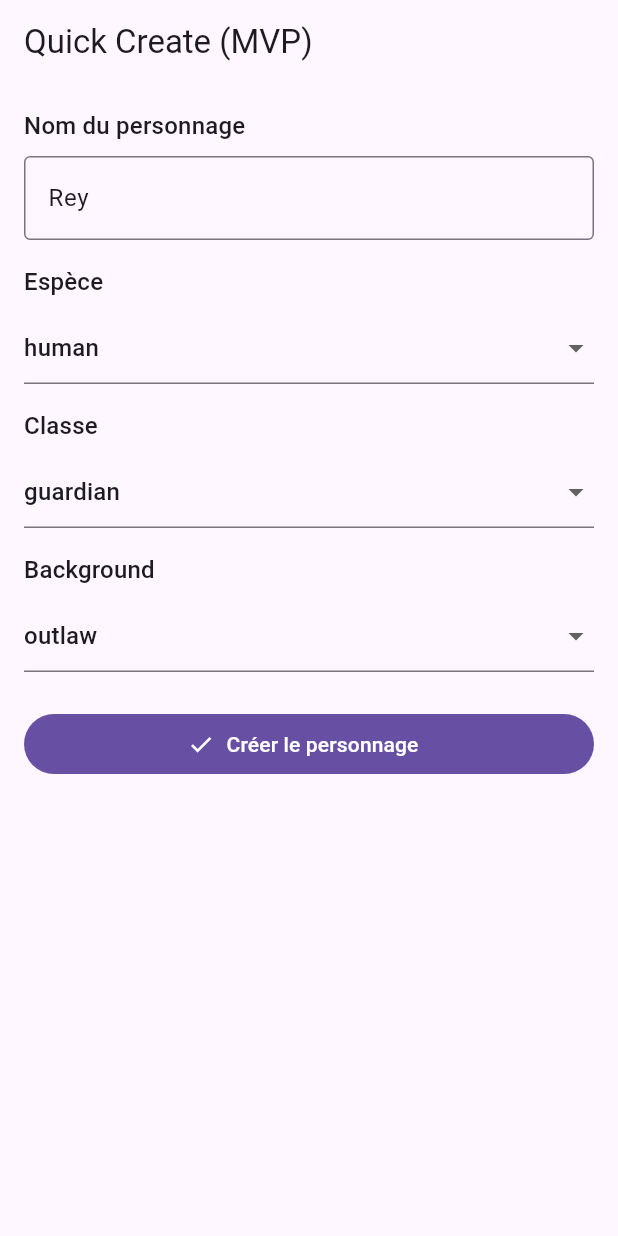
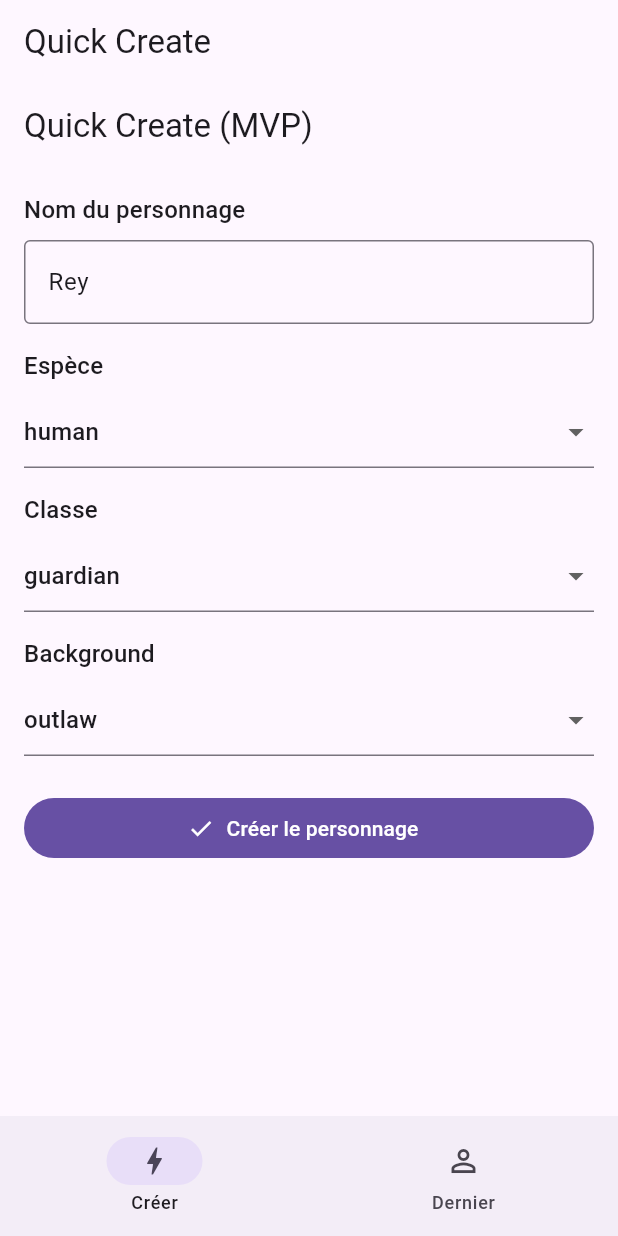
Before and after one commit to Kickleo/sw5e, a Flutter app: the screen it shows after launch, on a phone screen of 412 x 824 dp. Run offline on Flutter 3.47's test engine with Material 3 defaults, Android fonts, the phone set to English and light mode, and no system bars; our stand-ins replace equatable, get_it.

```diff
--- /dev/null
+++ b/lib/app/home_nav.dart
@@ -0,0 +1,48 @@
+import 'package:flutter/material.dart';
+import 'package:sw5e_manager/features/character_creation/presentation/pages/last_character_page.dart';
+import 'package:sw5e_manager/features/character_creation/presentation/pages/quick_create_page.dart';
+
+class HomeNav extends StatefulWidget {
+  const HomeNav({super.key});
+
+  @override
+  State<HomeNav> createState() => _HomeNavState();
+}
+
+class _HomeNavState extends State<HomeNav> {
+  int _index = 0;
+
+  static const _pages = <Widget>[
+    QuickCreatePage(),
+    LastCharacterPage(),
+  ];
+
+  static const _titles = <String>[
+    'Quick Create',
+    'Dernier personnage',
+  ];
+
+  @override
+  Widget build(BuildContext context) {
+    return Scaffold(
+      appBar: AppBar(title: Text(_titles[_index])),
+      body: _pages[_index],
+      bottomNavigationBar: NavigationBar(
+        selectedIndex: _index,
+        onDestinationSelected: (i) => setState(() => _index = i),
+        destinations: const [
+          NavigationDestination(
+            icon: Icon(Icons.bolt_outlined),
+            selectedIcon: Icon(Icons.bolt),
+            label: 'Créer',
+          ),
+          NavigationDestination(
+            icon: Icon(Icons.person_outline),
+            selectedIcon: Icon(Icons.person),
+            label: 'Dernier',
+          ),
+        ],
+      ),
+    );
+  }
+}
--- a/lib/di/character_creation_module.dart
+++ b/lib/di/character_creation_module.dart
@@ -6,6 +6,8 @@ import 'package:sw5e_manager/features/character_creation/domain/repositories/cat
 import 'package:sw5e_manager/features/character_creation/domain/repositories/character_repository.dart';
 import 'package:sw5e_manager/features/character_creation/domain/usecases/finalize_level1_character.dart';
 import 'package:sw5e_manager/features/character_creation/domain/usecases/finalize_level1_character_impl.dart';
+import 'package:sw5e_manager/features/character_creation/domain/usecases/load_last_character.dart';
+import 'package:sw5e_manager/features/character_creation/domain/usecases/load_last_character_impl.dart';
 
 final sl = GetIt.instance;
 
@@ -22,4 +24,7 @@ Future<void> registerCharacterCreationModule() async {
       characters: sl<CharacterRepository>(),
     ),
   );
+  sl.registerLazySingleton<LoadLastCharacter>(
+  () => LoadLastCharacterImpl(sl<CharacterRepository>()),
+);
 }
--- a/lib/main.dart
+++ b/lib/main.dart
@@ -1,6 +1,6 @@
 import 'package:flutter/material.dart';
+import 'package:sw5e_manager/app/home_nav.dart';
 import 'package:sw5e_manager/di/character_creation_module.dart';
-import 'package:sw5e_manager/features/character_creation/presentation/pages/quick_create_page.dart';
 
 void main() async {
   WidgetsFlutterBinding.ensureInitialized();
@@ -16,7 +16,7 @@ class MyApp extends StatelessWidget {
     return MaterialApp(
       title: 'SW5e Manager',
       theme: ThemeData(useMaterial3: true),
-      home: const QuickCreatePage(),
+      home: const HomeNav(),
     );
   }
 }
```
Also changed, not shown: lib/features/character_creation/domain/usecases/load_last_character.dart (added, +12 -0 lines), lib/features/character_creation/domain/usecases/load_last_character_impl.dart (added, +21 -0 lines), lib/features/character_creation/presentation/pages/last_character_page.dart (added, +212 -0 lines), 1 other file.
